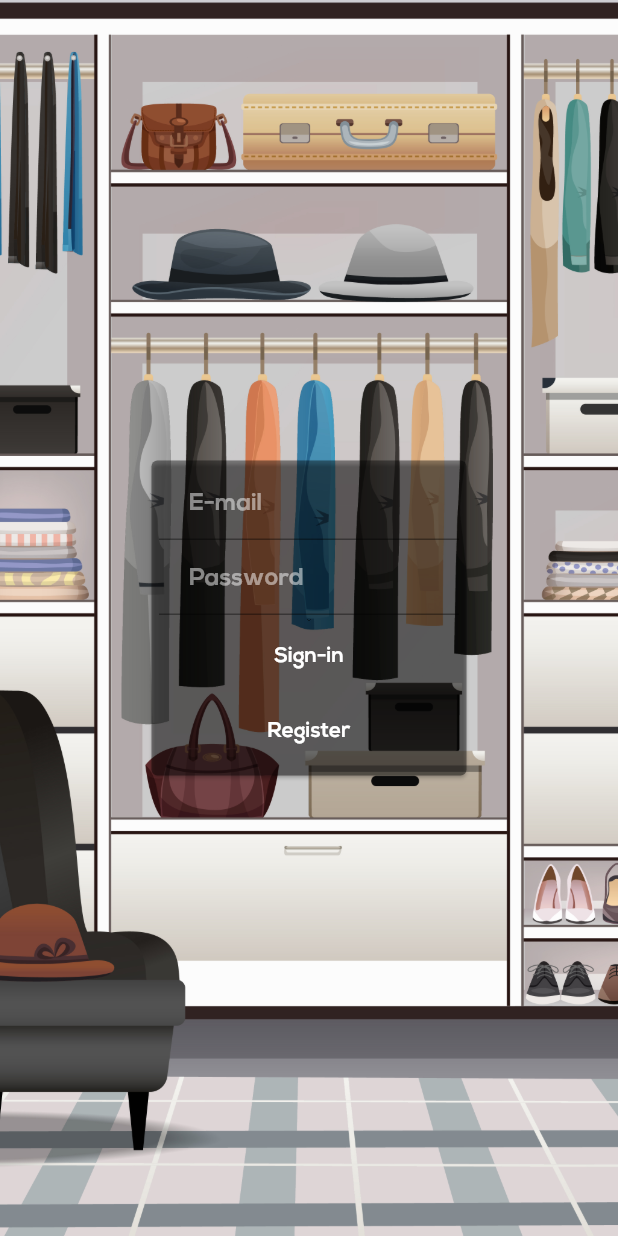
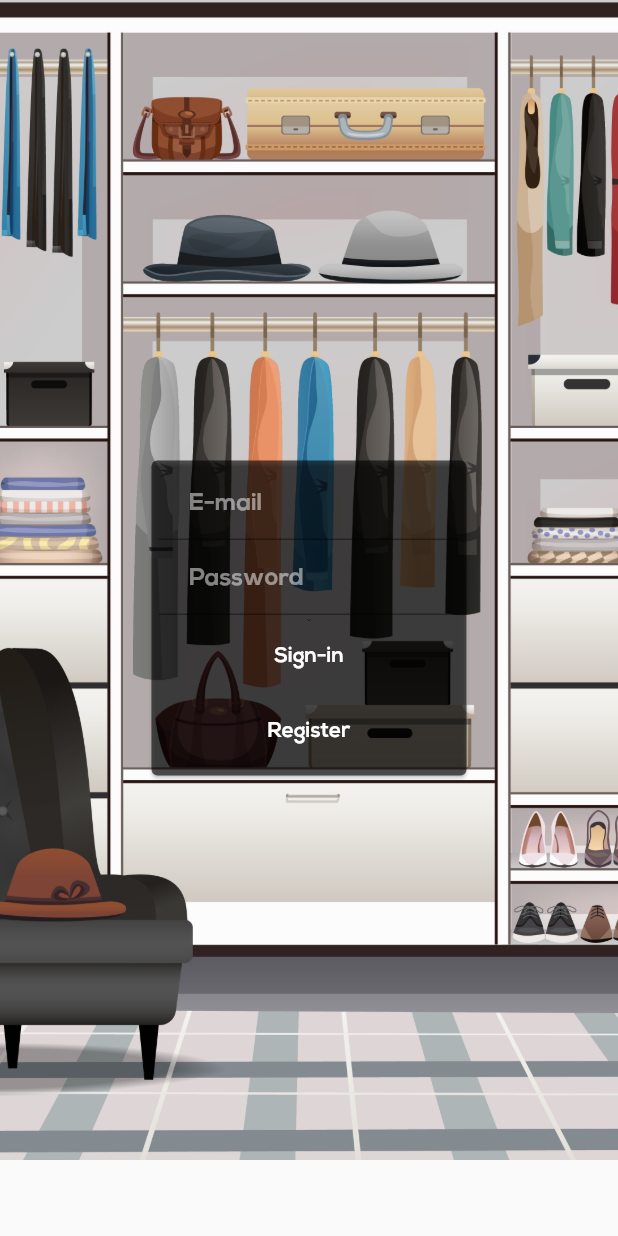
Before and after one commit to ItsMeLucifer/WeatherDrobe, a Flutter app: the screen it shows after launch, on a phone screen of 412 x 824 dp. Run offline on Flutter 3.47's test engine with Material 2 defaults, Android fonts, the phone set to English and light mode, and no system bars; our stand-ins replace cloud_firestore, firebase_auth, firebase_core, flutter_colorpicker, flutter_phoenix, flutter_riverpod and 3 more; accounts and stored records are empty.

Commit message:
Fixed problems with differents sizes of backgrounds between home page and authentication page

```diff
--- a/lib/pages/AuthenticationPage.dart
+++ b/lib/pages/AuthenticationPage.dart
@@ -11,17 +11,20 @@ class AuthenticationPage extends ConsumerWidget {
     passwordController.clear();
     final favm = watch(firebaseAuth);
     final tools = watch(toolsVM);
+    final Color backColor = tools.primaryColor;
+
     return Scaffold(
         body: Container(
       decoration: BoxDecoration(
         image: DecorationImage(
-          image: AssetImage("images/background2.png"),
-          fit: BoxFit.cover,
-        ),
+            image: AssetImage("images/background2.png"),
+            alignment: Alignment.topCenter,
+            fit: BoxFit.none,
+            scale: 5.3),
       ),
       child: Center(
         child: Card(
-          color: tools.secondaryColor,
+          color: backColor,
           child: Container(
             height: 210,
             width: 210,
```
Also changed, not shown: lib/widgets/bottomNavigationBar.dart (+4 -3 lines).
